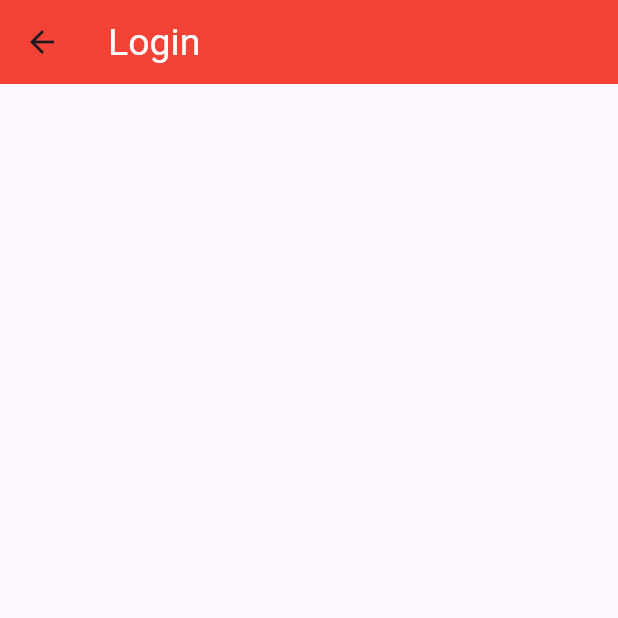
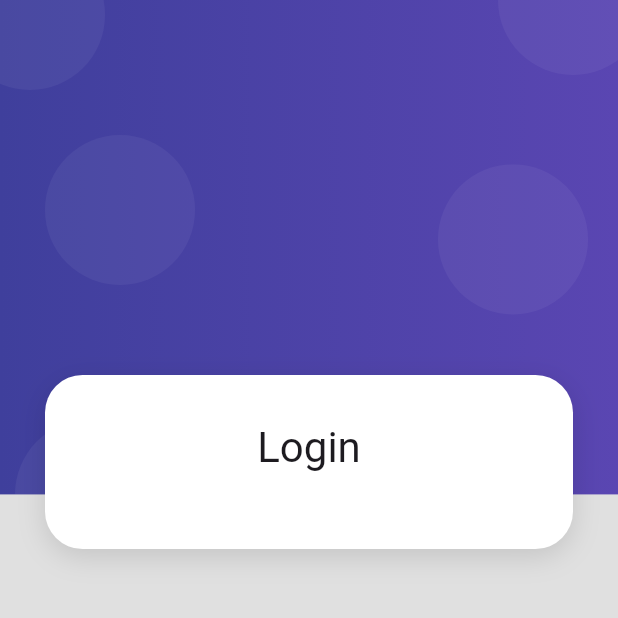
Before and after one commit to Tonyva002/luxury, a Flutter app: the LoginScreen screen opened by its route, on a phone screen of 412 x 824 dp, the top half of it. Run offline on Flutter 3.47's test engine with Material 3 defaults, Android fonts, the phone set to English and light mode, and no system bars.

Commit message:
Login Screen
Create Login Screen

```diff
--- a/lib/router/routes.dart
+++ b/lib/router/routes.dart
@@ -1,12 +1,10 @@
 import 'package:flutter/material.dart';
-import 'package:luxury/screens/login_screen.dart';
-import 'package:luxury/screens/register_screen.dart';
-
+import 'package:luxury/screens/screen.dart';
 import '../models/models.dart';
 
 
 class AppRoutes {
-  static const initialRoute = "register";
+  static const initialRoute = "login";
 
   static final menuOptions = <MenuOption>[
     MenuOption(route: "login", name: "Login", screen: const LoginScreen(), icon: Icons.supervised_user_circle_outlined),
@@ -18,7 +16,7 @@ class AppRoutes {
   static Map<String, Widget Function(BuildContext)> getAppRoutes(){
 
     Map<String, Widget Function(BuildContext)> appRoutes = {};
-    appRoutes.addAll({'home' : (BuildContext context) => const LoginScreen()});
+    appRoutes.addAll({'login' : (BuildContext context) => const LoginScreen()});
 
     for(final option in menuOptions){
       appRoutes.addAll({option.route : (BuildContext context) => option.screen} );
--- a/lib/screens/login_screen.dart
+++ b/lib/screens/login_screen.dart
@@ -1,13 +1,31 @@
 
 import 'package:flutter/material.dart';
+import 'package:luxury/widgets/widgets.dart';
 
 class LoginScreen extends StatelessWidget{
   const LoginScreen({super.key});
   @override
   Widget build(BuildContext context) {
     return Scaffold(
-      appBar: AppBar(
-        title: Text('Login'),
+      body: AuthBackground(
+        child: SingleChildScrollView(
+          child: Column(
+            children: [
+              SizedBox(height: 250),
+
+              CardContainer(
+               child: Column(
+                 children: [
+                   SizedBox(height: 10),
+                   Text('Login', style: Theme.of(context).textTheme.headlineMedium,),
+                   SizedBox(height: 30),
+                 ],
+
+               ),
+              ),
+            ],
+          ),
+        )
       ),
 
 
--- /dev/null
+++ b/lib/screens/screen.dart
@@ -0,0 +1,2 @@
+export 'package:luxury/screens/login_screen.dart';
+export 'package:luxury/screens/register_screen.dart';
--- a/lib/theme/theme.dart
+++ b/lib/theme/theme.dart
@@ -1,14 +1,16 @@
 
-import 'package:flutter/cupertino.dart';
 import 'package:flutter/material.dart';
 
 class AppTheme {
   static const Color primary = Colors.red;
-  static const Color secundary = Colors.white;
+  static const Color white = Colors.white;
   static const Color gris = Colors.grey;
 
   // Light Theme
   static final ThemeData lightTheme = ThemeData.light().copyWith(
+
+    // Color de fondo
+    scaffoldBackgroundColor: Colors.grey[300],
 
     // Color primario
     primaryColor: Colors.indigo,
@@ -19,7 +21,7 @@ class AppTheme {
       elevation: 0,
       titleTextStyle:
         TextStyle(
-          color: secundary,
+          color: white,
           fontSize: 25
         )
     ),
@@ -28,9 +30,9 @@ class AppTheme {
   //ElevatedButtons
     elevatedButtonTheme: ElevatedButtonThemeData(
       style: ElevatedButton.styleFrom(
-        foregroundColor: secundary,
+        foregroundColor: white,
         shape: const StadiumBorder(),
-        shadowColor: secundary,
+        shadowColor: white,
         backgroundColor: primary
 
       ),
--- /dev/null
+++ b/lib/widgets/auth_background.dart
@@ -0,0 +1,100 @@
+import 'package:flutter/material.dart';
+
+class AuthBackground extends StatelessWidget {
+  final Widget child;
+
+  const AuthBackground({super.key, required this.child});
+
+  @override
+  Widget build(BuildContext context) {
+    return Container(
+      width: double.infinity,
+      height: double.infinity,
+      child: Stack(
+        children: [
+          _HeaderIcon(),
+          _PurpleBox(),
+          child,
+        ],
+      ),
+    );
+  }
+}
+
+class _HeaderIcon extends StatelessWidget {
+  @override
+  Widget build(BuildContext context) {
+    return SafeArea(
+      child: Container(
+        width: double.infinity,
+        margin: EdgeInsets.only(top: 50),
+        child: const Icon(
+          Icons.person_pin,
+          color: Colors.white,
+          size: 100,
+        ),
+      ),
+    );
+  }
+}
+
+class _PurpleBox extends StatelessWidget {
+  @override
+  Widget build(BuildContext context) {
+    final size = MediaQuery.of(context).size;
+
+    return Container(
+      width: double.infinity,
+      height: size.height * 0.4,
+      decoration: _purpleBackground(),
+      child: Stack(
+        children: [
+          Positioned(
+            top: 90,
+            left: 30,
+            child: _Bubble(),
+          ),
+          Positioned(
+            top: -40,
+            left: -30,
+            child: _Bubble(),
+          ),
+          Positioned(
+            top: -50,
+            right: -20,
+            child: _Bubble(),
+          ),
+          Positioned(
+            bottom: -50,
+            left: 10,
+            child: _Bubble(),
+          ),
+          Positioned(
+            bottom: 120,
+            right: 20,
+            child: _Bubble(),
+          ),
+        ],
+      ),
+    );
+  }
+
+  BoxDecoration _purpleBackground() => const BoxDecoration(
+          gradient: LinearGradient(colors: [
+        Color.fromRGBO(63, 63, 156, 1),
+        Color.fromRGBO(90, 70, 178, 1)
+      ]));
+}
+
+class _Bubble extends StatelessWidget {
+  @override
+  Widget build(BuildContext context) {
+    return Container(
+      width: 100,
+      height: 100,
+      decoration: BoxDecoration(
+          borderRadius: BorderRadius.circular(100),
+          color: const Color.fromRGBO(255, 255, 255, 0.05)),
+    );
+  }
+}
--- /dev/null
+++ b/lib/widgets/card_container.dart
@@ -0,0 +1,28 @@
+import 'package:flutter/material.dart';
+
+class CardContainer extends StatelessWidget {
+  final Widget child;
+
+  const CardContainer({super.key, required this.child});
+
+  @override
+  Widget build(BuildContext context) {
+    return Padding(
+      padding: EdgeInsets.symmetric(horizontal: 30),
+      child: Container(
+        width: double.infinity,
+        padding: EdgeInsets.all(20),
+        decoration: _createCardShape(),
+        child: child,
+      ),
+    );
+  }
+
+  BoxDecoration _createCardShape() => BoxDecoration(
+          color: Colors.white,
+          borderRadius: BorderRadius.circular(25),
+          boxShadow: [
+            BoxShadow(
+                color: Colors.black12, blurRadius: 15, offset: Offset(0, 5))
+          ]);
+}
--- a/lib/widgets/widgets.dart
+++ b/lib/widgets/widgets.dart
@@ -1,3 +1,4 @@
-export 'package:luxury/widgets/custom_button.dart';
 
+export 'package:luxury/widgets/card_container.dart';
+export 'package:luxury/widgets/auth_background.dart';
 export 'package:luxury/widgets/custom_input_field.dart';
```
Also changed, not shown: lib/screens/register_screen.dart (+54 -10 lines), lib/widgets/custom_button.dart (deleted, +0 -31 lines), lib/widgets/custom_input_field.dart (+6 -3 lines).
